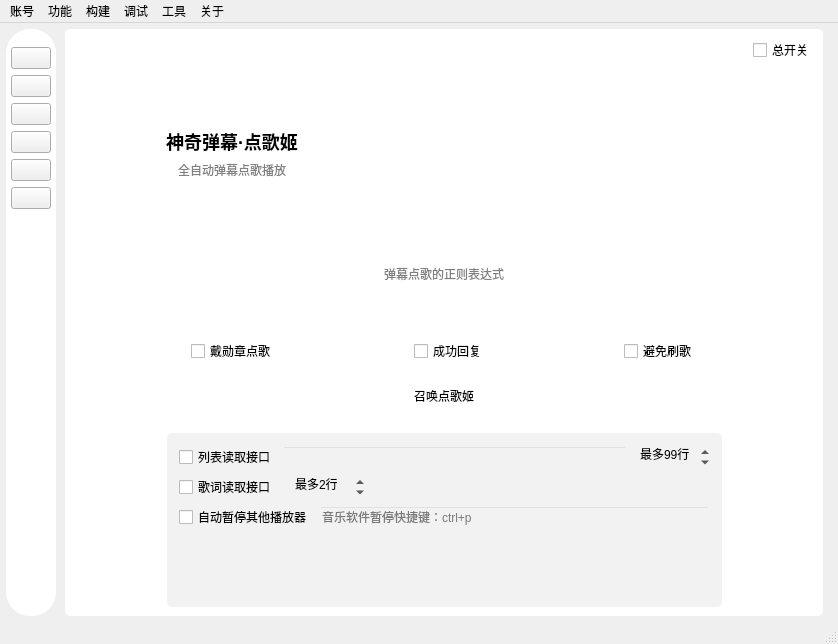
The window that mainwindow/mainwindow.ui (iwxyi/Bilibili-MagicalDanmaku) describes before a commit, drawn with Qt 5.
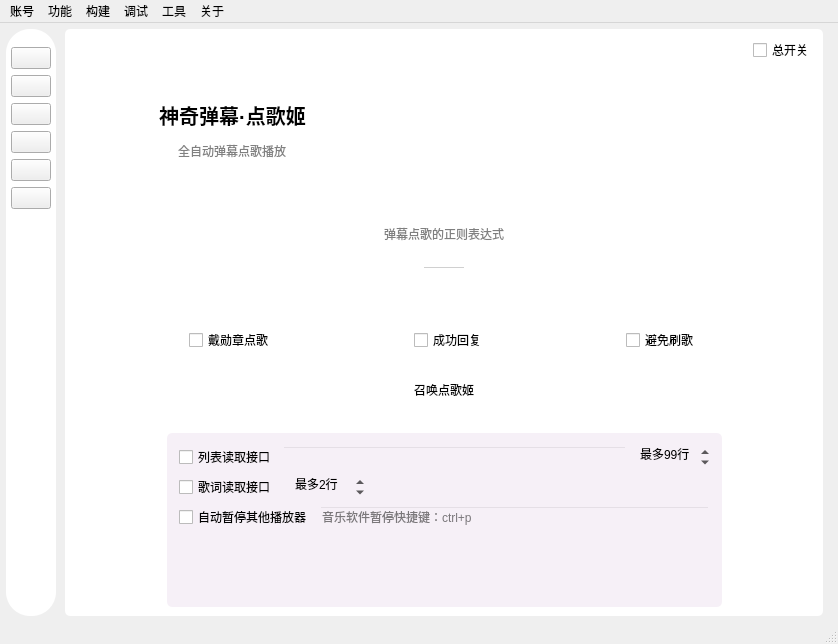
The same window after the commit. Icons and pictures are not drawn. Custom widgets are drawn as their Qt base class.

Commit message: 完善点歌页面

```diff
--- a/mainwindow/mainwindow.ui
+++ b/mainwindow/mainwindow.ui
@@ -4390,6 +4390,9 @@
              <layout class="QHBoxLayout" name="horizontalLayout_23" stretch="5,7">
               <item>
                <layout class="QVBoxLayout" name="verticalLayout_49">
+                <property name="spacing">
+                 <number>12</number>
+                </property>
                 <item>
                  <spacer name="verticalSpacer">
                   <property name="orientation">
@@ -4404,18 +4407,51 @@
                  </spacer>
                 </item>
                 <item>
-                 <widget class="QLabel" name="label_33">
-                  <property name="styleSheet">
-                   <string notr="true">font-size: 18px;
+                 <layout class="QHBoxLayout" name="horizontalLayout_26">
+                  <property name="topMargin">
+                   <number>0</number>
+                  </property>
+                  <item>
+                   <spacer name="horizontalSpacer_10">
+                    <property name="orientation">
+                     <enum>Qt::Horizontal</enum>
+                    </property>
+                    <property name="sizeHint" stdset="0">
+                     <size>
+                      <width>40</width>
+                      <height>20</height>
+                     </size>
+                    </property>
+                   </spacer>
+                  </item>
+                  <item>
+                   <widget class="QLabel" name="musicBigTitleLabel">
+                    <property name="styleSheet">
+                     <string notr="true">font-size: 20px;
 font-weight: 500;</string>
-                  </property>
-                  <property name="text">
-                   <string>神奇弹幕·点歌姬</string>
-                  </property>
-                  <property name="alignment">
-                   <set>Qt::AlignCenter</set>
-                  </property>
-                 </widget>
+                    </property>
+                    <property name="text">
+                     <string>神奇弹幕·点歌姬</string>
+                    </property>
+                    <property name="alignment">
+                     <set>Qt::AlignCenter</set>
+                    </property>
+                   </widget>
+                  </item>
+                  <item>
+                   <spacer name="horizontalSpacer_11">
+                    <property name="orientation">
+                     <enum>Qt::Horizontal</enum>
+                    </property>
+                    <property name="sizeHint" stdset="0">
+                     <size>
+                      <width>40</width>
+                      <height>20</height>
+                     </size>
+                    </property>
+                   </spacer>
+                  </item>
+                 </layout>
                 </item>
                 <item>
                  <widget class="QLabel" name="label_35">
@@ -4454,13 +4490,13 @@
            <item>
             <layout class="QVBoxLayout" name="verticalLayout_9">
              <property name="spacing">
-              <number>20</number>
+              <number>24</number>
              </property>
              <property name="topMargin">
-              <number>18</number>
+              <number>24</number>
              </property>
              <property name="bottomMargin">
-              <number>18</number>
+              <number>24</number>
              </property>
              <item>
               <layout class="QHBoxLayout" name="horizontalLayout_34">
@@ -4512,6 +4548,32 @@
                </item>
               </layout>
              </item>
+             <item>
+              <layout class="QHBoxLayout" name="horizontalLayout_40">
+               <property name="topMargin">
+                <number>0</number>
+               </property>
+               <item>
+                <widget class="QWidget" name="widget_3" native="true">
+                 <property name="minimumSize">
+                  <size>
+                   <width>0</width>
+                   <height>1</height>
+                  </size>
+                 </property>
+                 <property name="maximumSize">
+                  <size>
+                   <width>40</width>
+                   <height>1</height>
+                  </size>
+                 </property>
+                 <property name="styleSheet">
+                  <string notr="true">background: #64888888;</string>
+                 </property>
+                </widget>
+               </item>
+              </layout>
+             </item>
              <item>
               <layout class="QHBoxLayout" name="horizontalLayout_24">
                <item>
@@ -4682,6 +4744,22 @@
                </item>
               </layout>
              </item>
+             <item>
+              <spacer name="verticalSpacer_3">
+               <property name="orientation">
+                <enum>Qt::Vertical</enum>
+               </property>
+               <property name="sizeType">
+                <enum>QSizePolicy::Fixed</enum>
+               </property>
+               <property name="sizeHint" stdset="0">
+                <size>
+                 <width>20</width>
+                 <height>1</height>
+                </size>
+               </property>
+              </spacer>
+             </item>
              <item>
               <layout class="QHBoxLayout" name="horizontalLayout_25">
                <item>
@@ -4747,7 +4825,7 @@
                <property name="styleSheet">
                 <string notr="true">#musicConfigCardWidget
 {
-	background: #f2f2f2;
+	background: #32CFB3D5;
 	border-radius: 5px;
 }</string>
                </property>
```
The commit also changes 4 other files.
